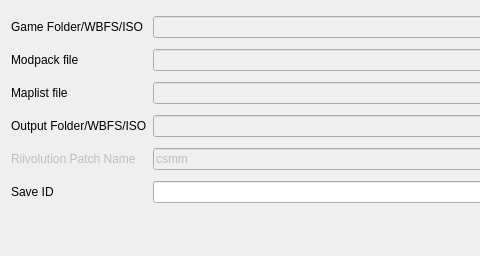
Above: quicksetupdialog.ui from FortuneStreetModding/csmm-qt before the change; both pictures show x 0 to 480 and y 0 to 256 of the 919 by 256 pixel window. Below: the same form after it.
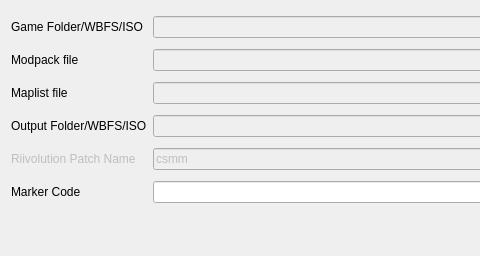
That is the form after the change.

Commit message: Rename SaveId to MarkerCode

The edit to the form file:
```diff
--- a/quicksetupdialog.ui
+++ b/quicksetupdialog.ui
@@ -23,7 +23,7 @@
    <item row="5" column="0">
     <widget class="QLabel" name="label_5">
      <property name="text">
-      <string>Save ID</string>
+      <string>Marker Code</string>
      </property>
     </widget>
    </item>
```
Left out of the diff: 2 changed lines with no effect on the pictures. The commit also changes 8 other files.
